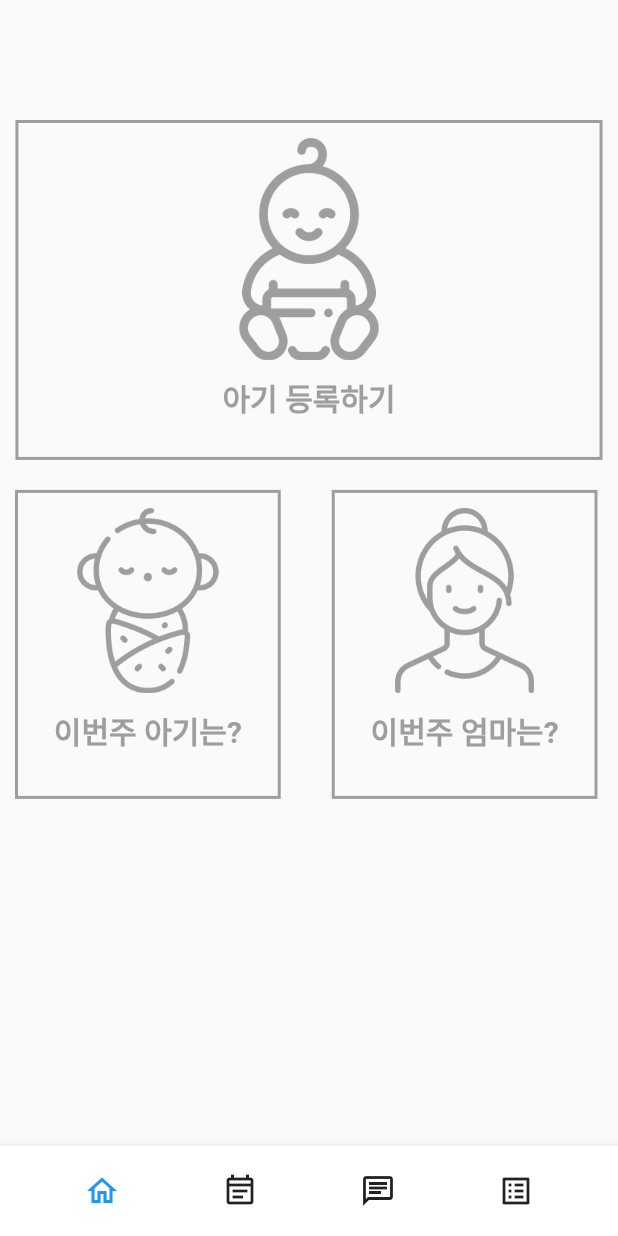
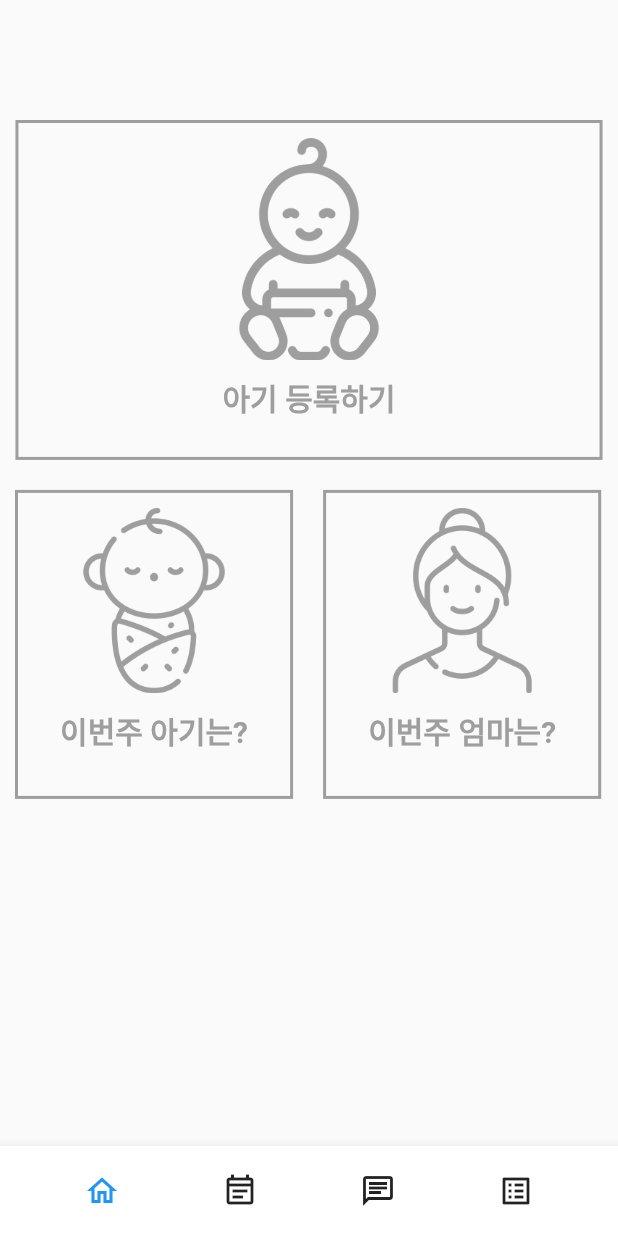
Before and after one commit to ChoiYoungHan/Mom-sCare, a Flutter app: the HomePage screen opened directly, on a phone screen of 412 x 824 dp. Run offline on Flutter 3.47's test engine with Material 2 defaults, Android fonts, the phone set to English and light mode, and no system bars; our stand-ins replace cached_network_image, image_picker, table_calendar; network calls fail; project files that could hold a hidden picture were left out.

Commit message:
수정사항

```diff
--- a/lib/chatBot.dart
+++ b/lib/chatBot.dart
@@ -45,7 +45,7 @@ class _ChatBotPageState extends State<ChatBotPage> {
 
   bool ButtonEnabled = true;
 
-  final apiKey = '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';
+  final apiKey = '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';
   final apiUrl = 'https://api.openai.com/v1/completions';
 
   var translate_result = '';
--- a/lib/delete_user.dart
+++ b/lib/delete_user.dart
@@ -119,7 +119,7 @@ class _DeleteUserState extends State<DeleteUser> {
                               borderRadius: BorderRadius.circular(10),
                               borderSide: BorderSide(color: Colors.black)
                           ),
-                          hintText: ('회원 탈퇴 이유를 알려주세요!\n서비스를 할 때 도움이 됩니다.ㅛ(선택)')
+                          hintText: ('회원 탈퇴 이유를 알려주세요!\n서비스를 할 때 도움이 됩니다.(선택)')
                       ),
                     ),
                   ),
--- a/lib/home_page.dart
+++ b/lib/home_page.dart
@@ -272,7 +272,7 @@ class _HomePageState extends State<HomePage> {
                                             Navigator.of(context).pushReplacement(MaterialPageRoute(builder: (context) => Week_Info(userNum: widget.UserNum, division: 'baby', week: currentWeek, index: currentIndex)));
                                           },
                                           child: Container( // 상자 위젯
-                                              width: MediaQuery.of(context).size.width * 0.43, // 화면 가로 길이의 45%만큼 너비를 줌
+                                              width: MediaQuery.of(context).size.width * 0.45, // 화면 가로 길이의 45%만큼 너비를 줌
                                               height: MediaQuery.of(context).size.height * 0.25, // 화면 세로 길이의 25%만큼 높이를 줌
                                               decoration: BoxDecoration( // 박스 디자인
                                                   border: Border.all(color: Colors.grey, width: 2) // 화면 테두리 회색, 두께 2
@@ -294,13 +294,13 @@ class _HomePageState extends State<HomePage> {
                                         )
                                     ),
                                     Padding( // 여백을 주기 위해 사용하는 위젯
-                                        padding: EdgeInsets.fromLTRB(24, 10, 0, 10), // 모든 면의 여백을 10만큼 줌
+                                        padding: EdgeInsets.all(10), // 모든 면의 여백을 10만큼 줌
                                         child: InkWell(
                                           onTap: (){
                                             Navigator.of(context).pushReplacement(MaterialPageRoute(builder: (context) => Week_Info(userNum: widget.UserNum, division: 'moms', week: currentWeek, index: currentIndex)));
                                           },
                                           child: Container( // 상자 위젯
-                                              width: MediaQuery.of(context).size.width * 0.43, // 화면 가로 길이의 45%만큼 너비를 줌
+                                              width: MediaQuery.of(context).size.width * 0.45, // 화면 가로 길이의 45%만큼 너비를 줌
                                               height: MediaQuery.of(context).size.height * 0.25, // 화면 세로 길이의 25%만큼 높이를 줌
                                               decoration: BoxDecoration( // 박스 디자인
                                                   border: Border.all(color: Colors.grey, width: 2) // 테두리 회색, 두께 2
```
